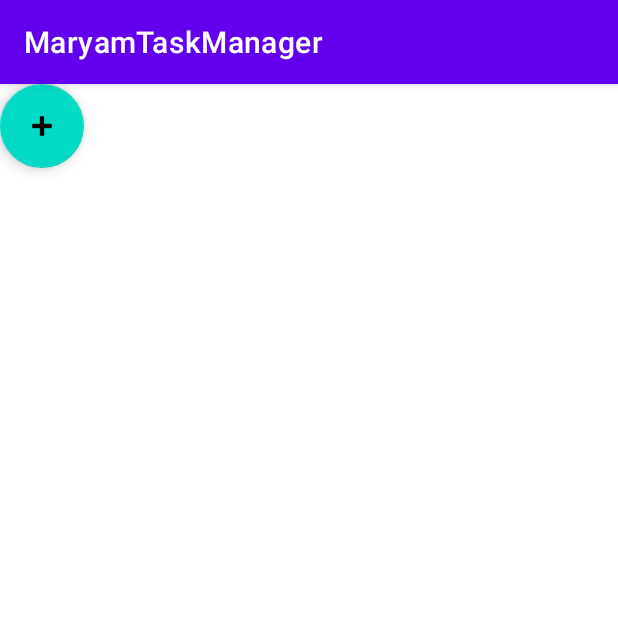
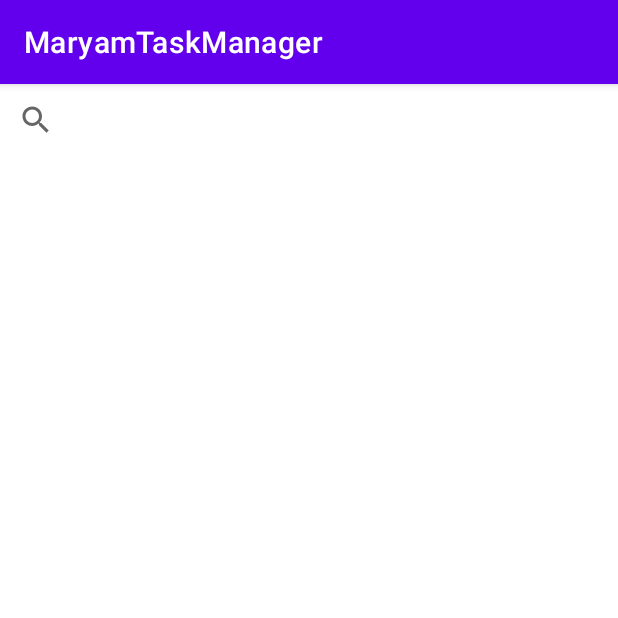
Before and after one commit to Maryvex04/MaryamTaskManager, an Android app: the HistoryActivity screen opened directly, with no data from a screen before it, on a phone screen of 412 x 824 dp, the top half of it. Run offline under Robolectric (Android 15) with nearby library versions, the light colour scheme and no system bars.

Commit message:
1.after designing all activities. 2.all activities graphics components (view) are declared and found view by id

```diff
--- a/app/src/main/java/maryamtask/manager/HistoryActivity.java
+++ b/app/src/main/java/maryamtask/manager/HistoryActivity.java
@@ -11,7 +11,6 @@ import com.google.android.material.floatingactionbutton.FloatingActionButton;
 public class HistoryActivity extends AppCompatActivity {
     private SearchView sv;
     private ListView lv;
-    private FloatingActionButton fabtn;
 
     @Override
     protected void onCreate(Bundle savedInstanceState) {
@@ -19,7 +18,6 @@ public class HistoryActivity extends AppCompatActivity {
         setContentView(R.layout.activity_history);
         sv=findViewById(R.id.sv);
         lv=findViewById(R.id.lv);
-        fabtn=findViewById(R.id.fabtn);
 
     }
 }
--- a/app/src/main/res/layout/activity_history.xml
+++ b/app/src/main/res/layout/activity_history.xml
@@ -22,12 +22,4 @@
 
     </ListView>
 
-    <com.google.android.material.floatingactionbutton.FloatingActionButton
-        android:id="@+id/fabtn"
-        android:layout_width="wrap_content"
-        android:layout_height="wrap_content"
-        android:clickable="true"
-        app:srcCompat="@android:drawable/ic_input_add"
-        tools:layout_editor_absoluteX="351dp"
-        tools:layout_editor_absoluteY="668dp" />
 </androidx.constraintlayout.widget.ConstraintLayout>
--- a/app/src/main/res/layout/activity_sittings.xml
+++ b/app/src/main/res/layout/activity_sittings.xml
@@ -20,7 +20,7 @@
         android:layout_width="91dp"
         android:layout_height="47dp"
         android:text="ToggleButton"
-        tools:layout_editor_absoluteX="250dp"
+        tools:layout_editor_absoluteX="304dp"
         tools:layout_editor_absoluteY="21dp" />
 
     <Button
```
